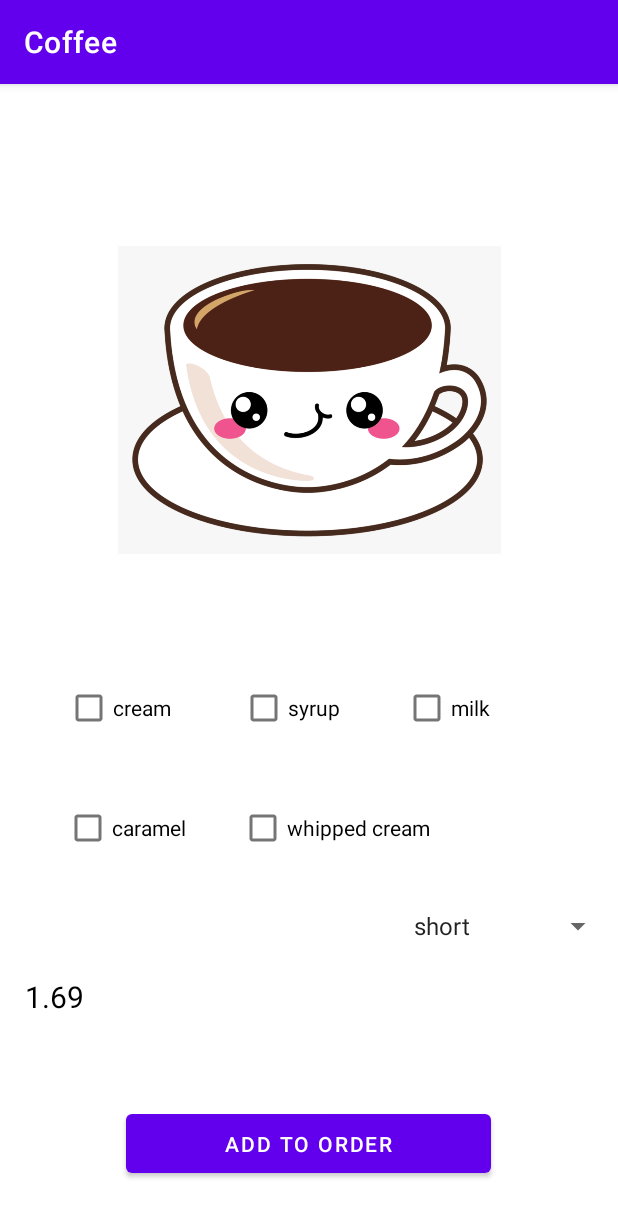
After one commit to SebastianACarrasco/Software-Methodology, an Android app: the CoffeeActivity screen opened directly, with no data from a screen before it, on a phone screen of 412 x 824 dp. The commit adds this screen. Shown: the top 1217 px of the screen. Run offline under Robolectric (Android 15) with nearby library versions, the phone set to English and light mode, and no system bars.

Commit message:
worked on coffee

```diff
--- a/Project5/app/src/main/AndroidManifest.xml
+++ b/Project5/app/src/main/AndroidManifest.xml
@@ -18,6 +18,9 @@
                 <category android:name="android.intent.category.LAUNCHER"/>
             </intent-filter>
         </activity>
+        <activity android:name=".StoreOrderActivity"/>
+        <activity android:name=".OrderBasketActivity"/>
+        <activity android:name=".CoffeeActivity"/>
     </application>
 
 </manifest>
--- a/Project5/app/src/main/java/com/example/project5/Coffee.java
+++ b/Project5/app/src/main/java/com/example/project5/Coffee.java
@@ -82,11 +82,13 @@ public class Coffee extends MenuItem implements Customizable{
                 this.total = 0;
         }
 
-        if(addIns.size() != 0) {
+        /*if(addIns.size() != 0) {
             for (int i = 0; i < addIns.size(); i++) {
                 this.total += ADDINPRICE;
             }
         }
+
+         */
         return this.total;
     }
 
--- /dev/null
+++ b/Project5/app/src/main/java/com/example/project5/CoffeeActivity.java
@@ -0,0 +1,157 @@
+package com.example.project5;
+
+import android.os.Bundle;
+import androidx.appcompat.app.AppCompatActivity;
+import androidx.appcompat.app.ActionBar;
+import android.view.View;
+import android.widget.CheckBox;
+import android.widget.AdapterView;
+import android.widget.ArrayAdapter;
+import android.widget.Spinner;
+import android.widget.Toast;
+import android.widget.CompoundButton.OnCheckedChangeListener;
+import android.content.Intent;
+import android.widget.TextView;
+
+
+public class CoffeeActivity extends AppCompatActivity implements AdapterView.OnItemSelectedListener{
+    private String[] sizes = {"short", "tall", "grande", "venti"};
+    private String size = "";
+    private Coffee coffee;
+    private static final double ADDINPRICE = 0.3;
+    private double coffeeTotal = 0;
+    TextView text;
+
+    @Override
+    protected void onCreate(Bundle savedInstanceState) {
+        super.onCreate(savedInstanceState);
+        setContentView(R.layout.activity_coffee);
+        text = (TextView)findViewById(R.id.coffeeTotalOrder);
+        ActionBar actionBar = getSupportActionBar();
+        actionBar.setTitle("Coffee");
+
+        coffee = new Coffee();
+        Intent intent = getIntent();
+        Order order = intent.getParcelableExtra("order");
+
+        Spinner spino = findViewById(R.id.coffeeSize);
+        spino.setOnItemSelectedListener(this);
+
+        ArrayAdapter<String> adapter = new ArrayAdapter<String>(this, android.R.layout.simple_spinner_item, sizes);
+        adapter.setDropDownViewResource(android.R.layout.simple_spinner_dropdown_item);
+        spino.setAdapter(adapter);
+
+        CheckBox creamBox = (CheckBox) findViewById(R.id.cream);
+        CheckBox syrupBox = (CheckBox) findViewById(R.id.syrup);
+        CheckBox milkBox = (CheckBox) findViewById(R.id.milk);
+        CheckBox caramelBox = (CheckBox) findViewById(R.id.caramel);
+        CheckBox whippedCreamBox = (CheckBox) findViewById(R.id.whippedcream);
+
+        creamBox.setOnClickListener(new View.OnClickListener() {
+            @Override
+            public void onClick(View v) {
+                cream(v);
+            }
+        });
+
+        syrupBox.setOnClickListener(new View.OnClickListener() {
+            @Override
+            public void onClick(View v) {
+                syrup(v);
+            }
+        });
+
+        milkBox.setOnClickListener(new View.OnClickListener() {
+            @Override
+            public void onClick(View v) {
+                milk(v);
+            }
+        });
+
+        caramelBox.setOnClickListener(new View.OnClickListener() {
+            @Override
+            public void onClick(View v) {
+                caramel(v);
+            }
+        });
+
+        whippedCreamBox.setOnClickListener(new View.OnClickListener() {
+            @Override
+            public void onClick(View v) {
+                whippedCream(v);
+            }
+        });
+
+    }
+
+    @Override
+    public void onItemSelected(AdapterView arg0, View arg1, int position, long id) {
+        //Toast.makeText(getApplicationContext(), sizes[position], Toast.LENGTH_LONG).show();
+        size = sizes[position];
+        coffee.setSize(size);
+        coffeeTotal = coffee.itemPrice();
+        printSubTotal();
+    }
+
+    @Override
+    public void onNothingSelected(AdapterView arg0) {}
+
+    public void cream(View view) {
+        if (view.getId() == R.id.cream && ((CheckBox) view).isChecked()) {
+            coffee.add("Cream");
+            coffeeTotal += ADDINPRICE;
+        } else {
+            coffee.remove("Cream");
+            coffeeTotal -= ADDINPRICE;
+        }
+        printSubTotal();
+    }
+
+    public void syrup(View view) {
+        if (view.getId() == R.id.syrup && ((CheckBox) view).isChecked()) {
+            coffee.add("Syrup");
+            coffeeTotal += ADDINPRICE;
+        } else {
+            coffee.remove("Syrup");
+            coffeeTotal -= ADDINPRICE;
+        }
+        printSubTotal();
+    }
+
+    public void milk(View view) {
+        if (view.getId() == R.id.milk && ((CheckBox) view).isChecked()) {
+            coffee.add("Milk");
+            coffeeTotal += ADDINPRICE;
+        } else {
+            coffee.remove("Milk");
+            coffeeTotal -= ADDINPRICE;
+        }
+        printSubTotal();
+    }
+
+    public void caramel(View view) {
+        if (view.getId() == R.id.caramel && ((CheckBox) view).isChecked()) {
+            coffee.add("Caramel");
+            coffeeTotal += ADDINPRICE;
+        } else {
+            coffee.remove("Caramel");
+            coffeeTotal -= ADDINPRICE;
+        }
+        printSubTotal();
+    }
+
+    public void whippedCream(View view) {
+        if (view.getId() == R.id.whippedcream && ((CheckBox) view).isChecked()) {
+            coffee.add("WhippedCream");
+            coffeeTotal += ADDINPRICE;
+        } else {
+            coffee.remove("WhippedCream");
+            coffeeTotal -= ADDINPRICE;
+        }
+        printSubTotal();
+    }
+
+    public void printSubTotal() {
+        text.setText(String.format("%.2f", this.coffeeTotal));
+    }
+}
--- /dev/null
+++ b/Project5/app/src/main/res/layout/activity_coffee.xml
@@ -0,0 +1,80 @@
+<?xml version="1.0" encoding="utf-8"?>
+<androidx.constraintlayout.widget.ConstraintLayout xmlns:android="http://schemas.android.com/apk/res/android"
+                                                   xmlns:app="http://schemas.android.com/apk/res-auto"
+                                                   xmlns:tools="http://schemas.android.com/tools" android:layout_width="match_parent"
+                                                   android:layout_height="match_parent">
+
+    <ImageView
+            android:layout_width="255dp"
+            android:layout_height="244dp" app:srcCompat="@drawable/coffeeorder" android:id="@+id/coffeeImageView"
+            app:layout_constraintTop_toTopOf="parent"
+            android:layout_marginTop="70dp" app:layout_constraintStart_toStartOf="parent"
+            android:layout_marginStart="78dp" app:layout_constraintBottom_toBottomOf="parent"
+            android:layout_marginBottom="417dp" android:layout_marginEnd="78dp"
+            app:layout_constraintEnd_toEndOf="parent" android:contentDescription="@string/coffeeImageView"/>
+    <CheckBox
+            android:text="@string/cream"
+            android:layout_width="wrap_content"
+            android:layout_height="wrap_content" android:id="@+id/cream"
+            app:layout_constraintStart_toStartOf="parent"
+            android:layout_marginStart="31dp" app:layout_constraintBottom_toBottomOf="parent"
+            android:layout_marginBottom="328dp" android:layout_marginEnd="286dp"
+            app:layout_constraintEnd_toEndOf="parent"/>
+    <CheckBox
+            android:text="@string/syrup"
+            android:layout_width="wrap_content"
+            android:layout_height="wrap_content" android:id="@+id/syrup"
+            android:layout_marginStart="24dp" app:layout_constraintStart_toEndOf="@+id/cream"
+            android:layout_marginEnd="179dp" app:layout_constraintEnd_toEndOf="parent"
+            app:layout_constraintBottom_toBottomOf="parent" android:layout_marginBottom="328dp"
+            app:layout_constraintHorizontal_bias="0.777"/>
+    <CheckBox
+            android:text="@string/milk"
+            android:layout_width="wrap_content"
+            android:layout_height="wrap_content" android:id="@+id/milk"
+            android:layout_marginStart="27dp"
+            app:layout_constraintStart_toEndOf="@+id/syrup" app:layout_constraintBottom_toBottomOf="parent"
+            android:layout_marginBottom="328dp" android:layout_marginEnd="85dp"
+            app:layout_constraintEnd_toEndOf="parent" app:layout_constraintHorizontal_bias="1.0"
+    />
+    <CheckBox
+            android:text="@string/caramel"
+            android:layout_width="wrap_content"
+            android:layout_height="wrap_content" android:id="@+id/caramel"
+            app:layout_constraintStart_toStartOf="parent" android:layout_marginStart="38dp"
+            app:layout_constraintBottom_toBottomOf="parent" android:layout_marginBottom="248dp"
+            android:layout_marginEnd="279dp" app:layout_constraintEnd_toEndOf="parent"
+            app:layout_constraintHorizontal_bias="0.363"/>
+    <CheckBox
+            android:text="@string/whippedcream"
+            android:layout_width="wrap_content"
+            android:layout_height="wrap_content" android:id="@+id/whippedcream"
+            app:layout_constraintBottom_toBottomOf="parent" android:layout_marginBottom="248dp"
+            android:layout_marginEnd="156dp" app:layout_constraintEnd_toEndOf="parent"
+            android:layout_marginStart="36dp" app:layout_constraintStart_toEndOf="@+id/caramel"
+            app:layout_constraintHorizontal_bias="0.029"/>
+    <TextView
+            android:text="@string/coffeeSubtotal"
+            android:layout_width="230dp"
+            android:layout_height="41dp" android:id="@+id/coffeeTotalOrder"
+            android:layout_marginEnd="306dp" app:layout_constraintEnd_toEndOf="parent"
+            app:layout_constraintStart_toStartOf="parent" android:layout_marginStart="48dp"
+            app:layout_constraintBottom_toBottomOf="parent" android:layout_marginBottom="132dp"
+            app:layout_constraintHorizontal_bias="0.184"
+            android:textSize="20sp" android:textColor="#000000"/>
+    <Button
+            android:text="@string/addCoffee"
+            android:layout_width="243dp"
+            android:layout_height="51dp" android:id="@+id/addCoffeeButton"
+            android:layout_marginEnd="84dp"
+            app:layout_constraintEnd_toEndOf="parent" app:layout_constraintBottom_toBottomOf="parent"
+            android:layout_marginBottom="36dp" app:layout_constraintStart_toStartOf="parent"
+            android:layout_marginStart="84dp" app:layout_constraintHorizontal_bias="0.0"/>
+    <Spinner
+            android:layout_width="141dp"
+            android:layout_height="56dp" android:id="@+id/coffeeSize"
+            app:layout_constraintEnd_toEndOf="parent" android:layout_marginTop="13dp"
+            app:layout_constraintTop_toBottomOf="@+id/whippedcream" android:layout_marginBottom="92dp"
+            app:layout_constraintBottom_toTopOf="@+id/addCoffeeButton" app:layout_constraintStart_toStartOf="parent"
+            android:layout_marginStart="270dp" android:layout_marginEnd="5dp" tools:ignore="SpeakableTextPresentCheck"/>
+</androidx.constraintlayout.widget.ConstraintLayout>
--- a/Project5/app/src/main/res/values/strings.xml
+++ b/Project5/app/src/main/res/values/strings.xml
@@ -17,4 +17,13 @@
     <string name="orderBasketTitle">Order Cart</string>
     <string name="storeOrderTitle">Store Orders</string>
     <string name="cancelStoreOrder">Cancel Order</string>
+    <string name="imageCart">TODO</string>
+    <string name="coffeeImageView">TODO</string>
+    <string name="cream">cream</string>
+    <string name="syrup">syrup</string>
+    <string name="milk">milk</string>
+    <string name="caramel">caramel</string>
+    <string name="whippedcream">whipped cream</string>
+    <string name="coffeeSubtotal">total</string>
+    <string name="addCoffee">Add to Order</string>
 </resources>
```
Also changed, not shown: Project5/app/src/main/java/com/example/project5/MainActivity.java (+52 -29 lines), Project5/app/src/main/java/com/example/project5/OrderBasketActivity.java (+18 -0 lines), Project5/app/src/main/res/layout/activity_main.xml (+14 -11 lines), Project5/app/src/main/res/layout/activity_orderbasket.xml (+8 -14 lines), Project5/app/src/main/res/layout/activity_storeorders.xml (+4 -11 lines).
